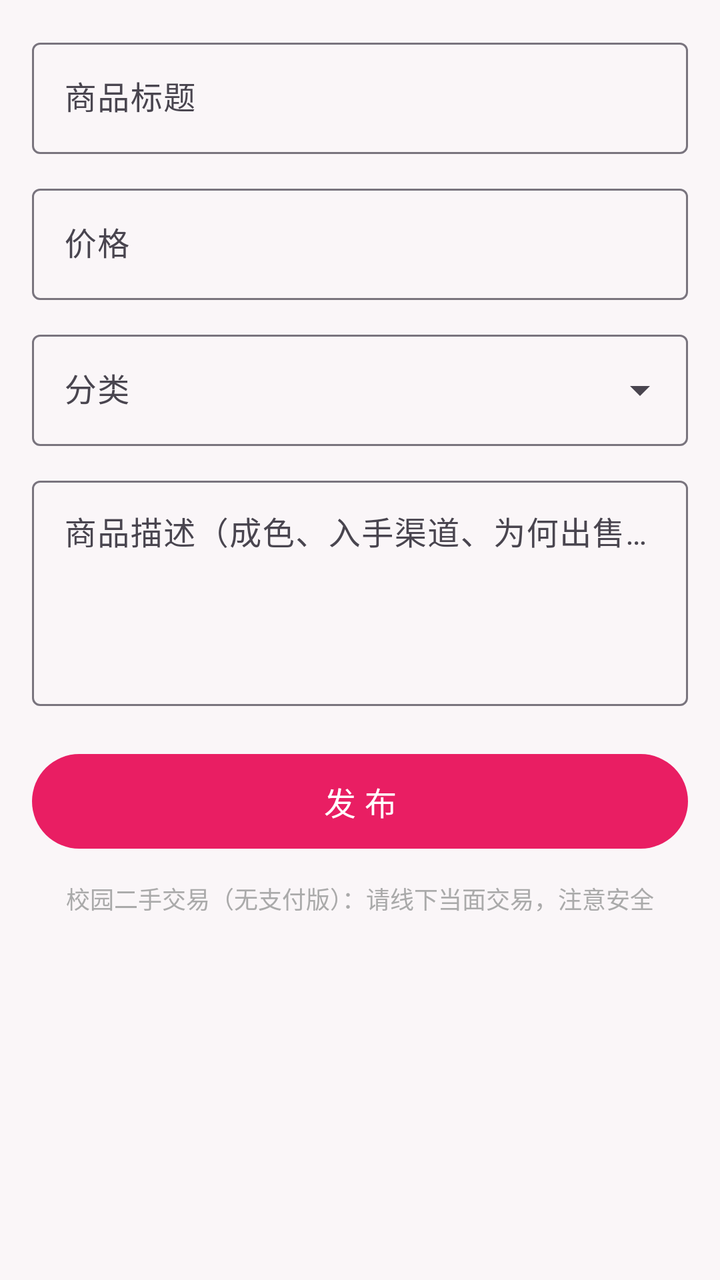
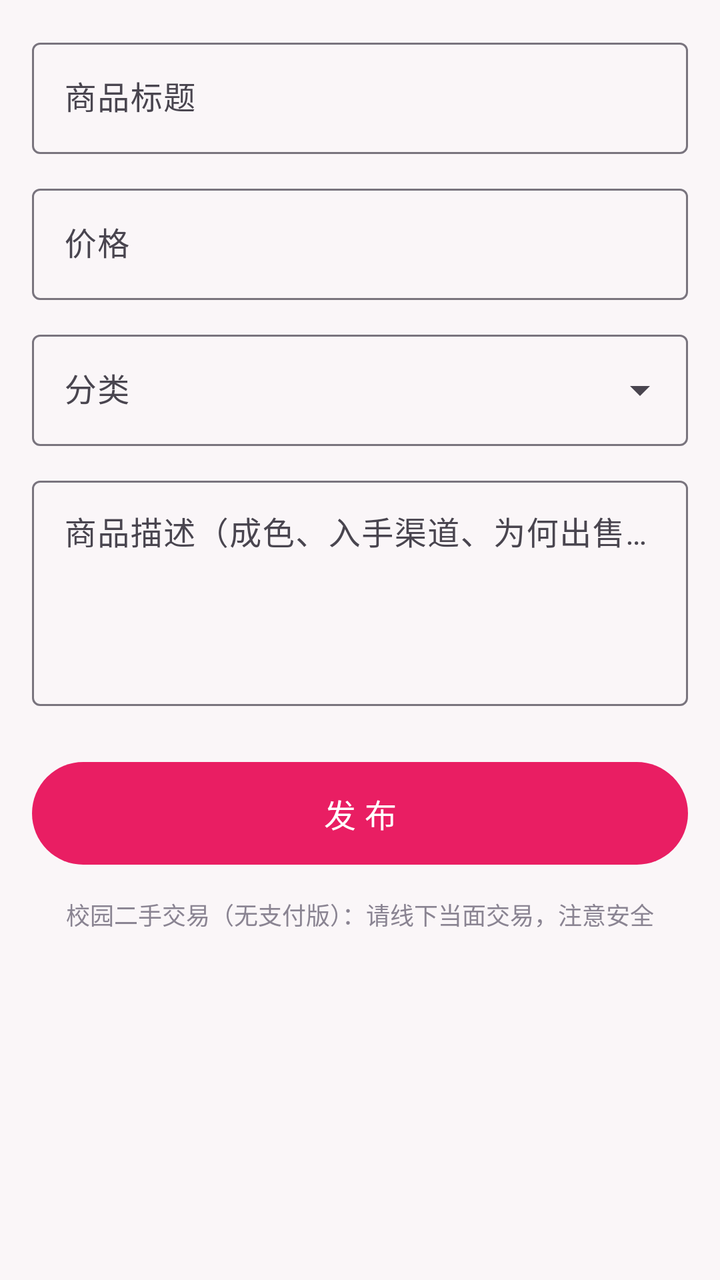

Two renders of the same Android screen: before a commit and after it. Below are the layout's source before the change and the commit's diff.
<!-- AndroidManifest.xml: application theme Theme.CampusMarket -->
<!-- res/layout/fragment_publish.xml -->
<?xml version="1.0" encoding="utf-8"?>
<androidx.core.widget.NestedScrollView
    xmlns:android="http://schemas.android.com/apk/res/android"
    xmlns:app="http://schemas.android.com/apk/res-auto"
    android:layout_width="match_parent"
    android:layout_height="match_parent"
    android:fillViewport="true">

    <LinearLayout
        android:layout_width="match_parent"
        android:layout_height="wrap_content"
        android:orientation="vertical"
        android:padding="16dp">

        <com.google.android.material.textfield.TextInputLayout
            android:id="@+id/tilTitle"
            style="@style/Widget.Material3.TextInputLayout.OutlinedBox"
            android:layout_width="match_parent"
            android:layout_height="wrap_content"
            android:hint="@string/hint_title">

            <com.google.android.material.textfield.TextInputEditText
                android:id="@+id/etTitle"
                android:layout_width="match_parent"
                android:layout_height="wrap_content"
                android:inputType="text"
                android:maxLines="1" />
        </com.google.android.material.textfield.TextInputLayout>

        <com.google.android.material.textfield.TextInputLayout
            android:id="@+id/tilPrice"
            style="@style/Widget.Material3.TextInputLayout.OutlinedBox"
            android:layout_width="match_parent"
            android:layout_height="wrap_content"
            android:layout_marginTop="12dp"
            android:hint="@string/hint_price"
            app:prefixText="¥">

            <com.google.android.material.textfield.TextInputEditText
                android:id="@+id/etPrice"
                android:layout_width="match_parent"
                android:layout_height="wrap_content"
                android:inputType="numberDecimal"
                android:maxLines="1" />
        </com.google.android.material.textfield.TextInputLayout>

        <com.google.android.material.textfield.TextInputLayout
            style="@style/Widget.Material3.TextInputLayout.OutlinedBox.ExposedDropdownMenu"
            android:layout_width="match_parent"
            android:layout_height="wrap_content"
            android:layout_marginTop="12dp"
            android:hint="@string/hint_category">

            <com.google.android.material.textfield.MaterialAutoCompleteTextView
                android:id="@+id/spinnerCategory"
                android:layout_width="match_parent"
                android:layout_height="wrap_content"
                android:inputType="none" />
        </com.google.android.material.textfield.TextInputLayout>

        <com.google.android.material.textfield.TextInputLayout
            style="@style/Widget.Material3.TextInputLayout.OutlinedBox"
            android:layout_width="match_parent"
            android:layout_height="wrap_content"
            android:layout_marginTop="12dp"
            android:hint="@string/hint_description">

            <com.google.android.material.textfield.TextInputEditText
                android:id="@+id/etDescription"
                android:layout_width="match_parent"
                android:layout_height="wrap_content"
                android:gravity="top"
                android:inputType="textMultiLine"
                android:minLines="4" />
        </com.google.android.material.textfield.TextInputLayout>

        <com.google.android.material.button.MaterialButton
            android:id="@+id/btnPublish"
            android:layout_width="match_parent"
            android:layout_height="wrap_content"
            android:layout_marginTop="20dp"
            android:paddingVertical="12dp"
            android:text="@string/publish"
            android:textSize="16sp" />

        <TextView
            android:layout_width="match_parent"
            android:layout_height="wrap_content"
            android:layout_marginTop="12dp"
            android:gravity="center"
            android:text="@string/publish_notice"
            android:textColor="@android:color/darker_gray"
            android:textSize="12sp" />
    </LinearLayout>
</androidx.core.widget.NestedScrollView>
<!-- resources referenced by this layout -->
<resources>
  <string name="hint_category">分类</string>
  <string name="hint_description">商品描述（成色、入手渠道、为何出售等）</string>
  <string name="hint_price">价格</string>
  <string name="hint_title">商品标题</string>
  <string name="publish">发 布</string>
  <string name="publish_notice">校园二手交易（无支付版）：请线下当面交易，注意安全</string>
  <style name="Theme.CampusMarket" parent="Theme.Material3.DayNight.NoActionBar">
          <item name="colorPrimary">@color/primary</item>
          <item name="colorOnPrimary">@color/on_primary</item>
          <item name="colorPrimaryContainer">@color/primary_container</item>
          <item name="colorOnPrimaryContainer">@color/on_primary_container</item>
          <item name="android:statusBarColor">@color/primary_dark</item>
          <item name="android:navigationBarColor">@color/surface</item>
          <item name="android:windowBackground">@color/page_bg</item>
      </style>
  <color name="primary">#E91E63</color>
  <color name="on_primary">#FFFFFF</color>
  <color name="primary_container">#FCE4EC</color>
  <color name="on_primary_container">#880E4F</color>
  <color name="primary_dark">#C2185B</color>
  <color name="surface">#FFFFFF</color>
  <color name="page_bg">#FAF6F8</color>
</resources>

<!-- the commit's change to res/layout/fragment_publish.xml (unified diff, before → after) -->
@@ -78,10 +78,11 @@
             android:id="@+id/btnPublish"
             android:layout_width="match_parent"
             android:layout_height="wrap_content"
-            android:layout_marginTop="20dp"
-            android:paddingVertical="12dp"
+            android:layout_marginTop="24dp"
+            android:paddingVertical="14dp"
             android:text="@string/publish"
-            android:textSize="16sp" />
+            android:textSize="16sp"
+            app:cornerRadius="28dp" />
 
         <TextView
             android:layout_width="match_parent"
@@ -89,7 +90,7 @@
             android:layout_marginTop="12dp"
             android:gravity="center"
             android:text="@string/publish_notice"
-            android:textColor="@android:color/darker_gray"
+            android:textColor="@color/text_secondary"
             android:textSize="12sp" />
     </LinearLayout>
 </androidx.core.widget.NestedScrollView>
<!-- resource entries referenced after the edit -->
@@ -1,5 +1,6 @@
 <!-- resources referenced by this layout -->
 <resources>
+  <color name="text_secondary">#8A8492</color>
   <string name="hint_category">分类</string>
   <string name="hint_description">商品描述（成色、入手渠道、为何出售等）</string>
   <string name="hint_price">价格</string>
